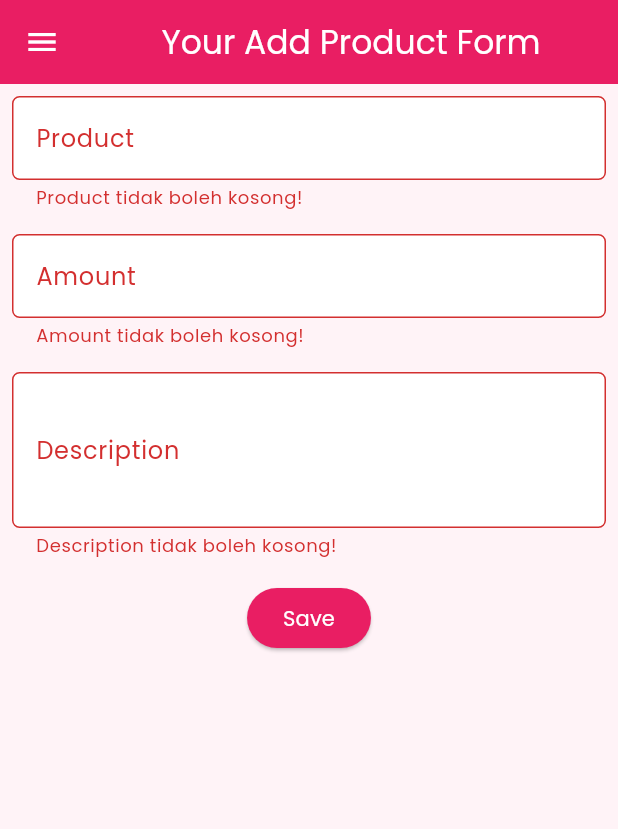
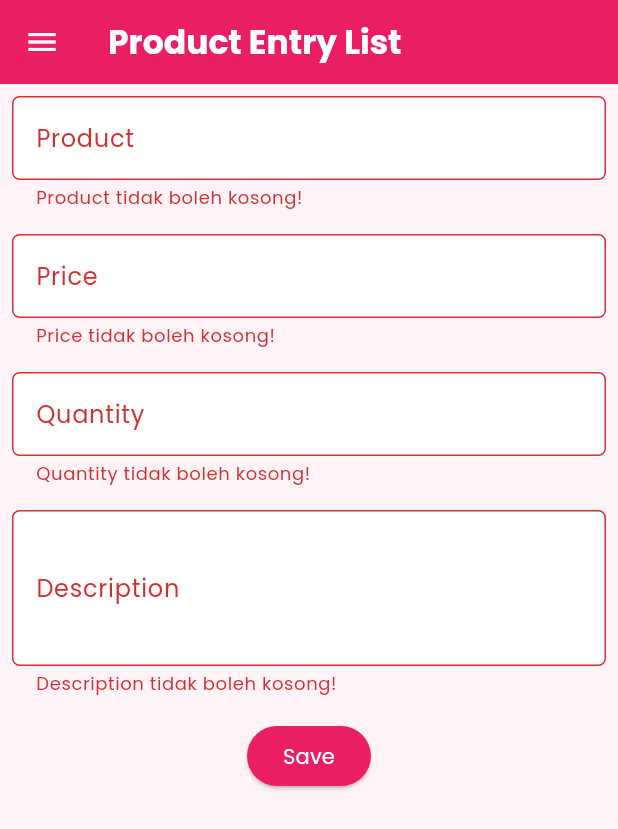
Before and after one commit to kendelline/mojo-dojo-casa-house-mobile, a Flutter app: the ProductEntryFormPage screen opened directly, after a tap on "Save", on a phone screen of 412 x 824 dp. Shown: the top 829 px of the screen. Run offline on Flutter 3.47's test engine with Material 3 defaults, Android fonts, the phone set to English and light mode, and no system bars; missing offline and left inert: pbp_django_auth.

Commit message:
Fix: list product entry & card navigation

```diff
--- a/lib/main.dart
+++ b/lib/main.dart
@@ -1,5 +1,5 @@
 import 'package:flutter/material.dart';
-import 'package:mojo_dojo_casa_house/screens/menu.dart';
+import 'package:mojo_dojo_casa_house/screens/login.dart';
 import 'package:pbp_django_auth/pbp_django_auth.dart';
 import 'package:provider/provider.dart';
 
@@ -10,7 +10,6 @@ void main() {
 class MyApp extends StatelessWidget {
   const MyApp({super.key});
 
-  // This widget is the root of your application.
   @override
   Widget build(BuildContext context) {
     return Provider(
@@ -30,7 +29,7 @@ class MyApp extends StatelessWidget {
           ),
           useMaterial3: true,
         ),
-        home: MyHomePage(),
+        home: const LoginPage(),
       ),
     );
   }
--- a/lib/screens/menu.dart
+++ b/lib/screens/menu.dart
@@ -8,7 +8,7 @@ class MyHomePage extends StatelessWidget {
   final String name = 'Joanne'; // Nama
   final String className = 'PBP C'; // Kelas
   final List<ItemHomepage> items = [
-    ItemHomepage("Lihat Daftar Produk", Icons.feed),
+    ItemHomepage("Lihat Produk", Icons.feed),
     ItemHomepage("Tambah Produk", Icons.add_box),
     ItemHomepage("Logout", Icons.logout_rounded),
   ];
--- a/lib/screens/productentry_form.dart
+++ b/lib/screens/productentry_form.dart
@@ -15,17 +15,20 @@ class ProductEntryFormPage extends StatefulWidget {
 class _ProductEntryFormPageState extends State<ProductEntryFormPage> {
   final _formKey = GlobalKey<FormState>();
   String _product = "";
-  int _amount = 0;
+  int _price = 0;
   String _description = "";
+  int _quantity = 0;
 
   @override
   Widget build(BuildContext context) {
     final request = context.watch<CookieRequest>();
     return Scaffold(
       appBar: AppBar(
-        title: const Center(
-          child: Text(
-            'Your Add Product Form',
+        title: const Text(
+        'Product Entry List',
+        style: TextStyle(
+          color: Colors.white,
+          fontWeight: FontWeight.bold,
           ),
         ),
         backgroundColor: Theme.of(context).colorScheme.primary,
@@ -73,8 +76,8 @@ class _ProductEntryFormPageState extends State<ProductEntryFormPage> {
                 padding: const EdgeInsets.all(8.0),
                 child: TextFormField(
                   decoration: InputDecoration(
-                    hintText: "Amount",
-                    labelText: "Amount",
+                    hintText: "Price",
+                    labelText: "Price",
                     fillColor: Colors.white,
                     filled: true,
                     border: OutlineInputBorder(
@@ -84,19 +87,52 @@ class _ProductEntryFormPageState extends State<ProductEntryFormPage> {
                   keyboardType: TextInputType.number,
                   onChanged: (String? value) {
                     setState(() {
-                      _amount = int.tryParse(value!) ?? 0;
+                      _price = int.tryParse(value!) ?? 0;
                     });
                   },
                   validator: (String? value) {
                     if (value == null || value.isEmpty) {
-                      return "Amount tidak boleh kosong!";
+                      return "Price tidak boleh kosong!";
                     }
                     final parsedValue = int.tryParse(value);
                     if (parsedValue == null) {
-                      return "Amount harus berupa angka!";
+                      return "Price harus berupa angka!";
                     }
                     if (parsedValue <= 0) {
-                      return "Amount harus lebih besar dari 0!";
+                      return "Price harus lebih besar dari 0!";
+                    }
+                    return null;
+                  },
+                ),
+              ),
+              Padding(
+                padding: const EdgeInsets.all(8.0),
+                child: TextFormField(
+                  decoration: InputDecoration(
+                    hintText: "Quantity",
+                    labelText: "Quantity",
+                    fillColor: Colors.white,
+                    filled: true,
+                    border: OutlineInputBorder(
+                      borderRadius: BorderRadius.circular(5.0),
+                    ),
+                  ),
+                  keyboardType: TextInputType.number,
+                  onChanged: (String? value) {
+                    setState(() {
+                      _quantity = int.tryParse(value!) ?? 0;
+                    });
+                  },
+                  validator: (String? value) {
+                    if (value == null || value.isEmpty) {
+                      return "Quantity tidak boleh kosong!";
+                    }
+                    final parsedValue = int.tryParse(value);
+                    if (parsedValue == null) {
+                      return "Quantity harus berupa angka!";
+                    }
+                    if (parsedValue <= 0) {
+                      return "Quantity harus lebih besar dari 0!";
                     }
                     return null;
                   },
@@ -150,8 +186,9 @@ class _ProductEntryFormPageState extends State<ProductEntryFormPage> {
                                 "http://127.0.0.1:8000/create-flutter/",
                                 jsonEncode(<String, String>{
                                     'product': _product,
-                                    'amount': _amount.toString(),
+                                    'price': _price.toString(),
                                     'description': _description,
+                                    'quantity':_quantity.toString(),
                                 }),
                             );
                             if (context.mounted) {
--- a/lib/widgets/product_card.dart
+++ b/lib/widgets/product_card.dart
@@ -39,7 +39,8 @@ class ItemCard extends StatelessWidget {
               ),
             );
           }
-        else if (item.name == "Lihat Produk") {
+
+          else if (item.name == "Lihat Produk") {
             Navigator.push(context,
                 MaterialPageRoute(
                     builder: (context) => const ProductEntryPage()
@@ -49,7 +50,6 @@ class ItemCard extends StatelessWidget {
 
           else if (item.name == "Logout") {
               final response = await request.logout(
-                  // TODO: Ganti URL dan jangan lupa tambahkan trailing slash (/) di akhir URL!
                   "http://127.0.0.1:8000/auth/logout/");
               String message = response["message"];
               if (context.mounted) {
```
Also changed, not shown: lib/screens/list_productentry.dart (+50 -24 lines).
